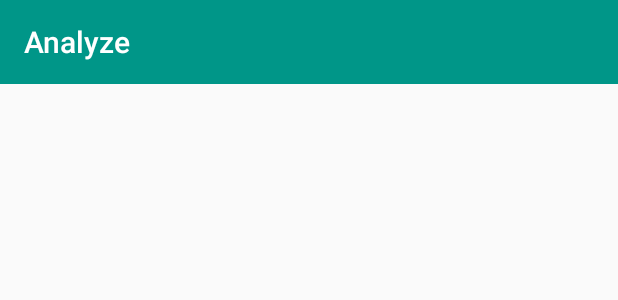
After one commit to djyde/Gulliver, an Android app: the layout activity_analyze.xml on its own in the app's theme, with its tools: preview values and no code run, on a phone screen of 412 x 824 dp. The commit adds this screen. Shown: the top 300 px of the screen. Run offline under Robolectric (Android 15) with nearby library versions, the phone set to English and light mode, and no system bars.

Commit message:
analyze done

```diff
--- a/app/src/main/AndroidManifest.xml
+++ b/app/src/main/AndroidManifest.xml
@@ -21,7 +21,7 @@
             android:label="@string/title_activity_new_trip" >
         </activity>
         <activity
-            android:name=".ui.TripSetActivity"
+            android:name=".ui.AnalyzeActivity"
             android:label="@string/title_activity_trip_set" >
         </activity>
     </application>
--- a/app/src/main/java/com/djyde/gulliver/ui/MainActivity.java
+++ b/app/src/main/java/com/djyde/gulliver/ui/MainActivity.java
@@ -96,7 +96,7 @@ public class MainActivity extends AppCompatActivity {
                         drawer.closeDrawers();
                         return true;
                     case R.id.history:
-                        startActivity(new Intent(getApplicationContext(),TripSetActivity.class));
+                        startActivity(new Intent(getApplicationContext(),AnalyzeActivity.class));
                         drawer.closeDrawers();
                         return true;
                     default:
--- /dev/null
+++ b/app/src/main/res/layout/activity_analyze.xml
@@ -0,0 +1,22 @@
+<LinearLayout xmlns:android="http://schemas.android.com/apk/res/android"
+              xmlns:tools="http://schemas.android.com/tools"
+              xmlns:app="http://schemas.android.com/apk/res-auto"
+              android:orientation="vertical"
+              android:layout_width="match_parent"
+              android:layout_height="match_parent"
+              tools:context="com.djyde.gulliver.ui.AnalyzeActivity">
+
+    <android.support.v7.widget.Toolbar
+        android:id="@+id/toolbar"
+        app:title="@string/analyze"
+        android:background="@color/colorPrimary"
+        app:theme="@style/Base.ThemeOverlay.AppCompat.Dark"
+        android:layout_width="match_parent"
+        android:layout_height="56dp"/>
+
+    <android.support.v7.widget.RecyclerView
+        android:id="@+id/recyclerview"
+        android:layout_width="match_parent"
+        android:layout_height="match_parent"/>
+
+</LinearLayout>
--- a/app/src/main/res/menu/menu_trip_set.xml
+++ b/app/src/main/res/menu/menu_trip_set.xml
@@ -1,7 +1,7 @@
 <menu xmlns:android="http://schemas.android.com/apk/res/android"
       xmlns:app="http://schemas.android.com/apk/res-auto"
       xmlns:tools="http://schemas.android.com/tools"
-      tools:context="com.djyde.gulliver.ui.TripSetActivity">
+      tools:context="com.djyde.gulliver.ui.AnalyzeActivity">
     <item android:id="@+id/action_settings"
           android:title="@string/action_settings"
           android:orderInCategory="100"
```
Also changed, not shown: app/src/main/java/com/djyde/gulliver/adapter/TripSetAdapter.java (+2 -5 lines), app/src/main/java/com/djyde/gulliver/ui/AnalyzeActivity.java (renamed from app/src/main/java/com/djyde/gulliver/ui/TripSetActivity.java, +10 -12 lines), app/src/main/res/layout/activity_trip_set.xml (deleted, +0 -12 lines).
